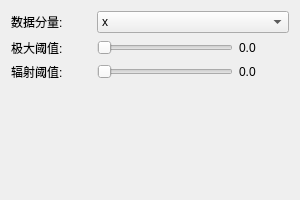
The window that src/ui/SceneViewerSettings.ui (Cowenzuo/SensorViz3D) describes before a commit, drawn with Qt 5.
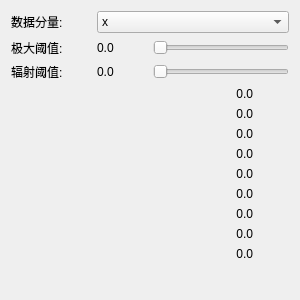
The same window after the commit. Icons and pictures are not drawn.

Patch:
```diff
--- a/src/ui/SceneViewerSettings.ui
+++ b/src/ui/SceneViewerSettings.ui
@@ -7,26 +7,29 @@
     <x>0</x>
     <y>0</y>
     <width>300</width>
-    <height>200</height>
+    <height>300</height>
    </rect>
   </property>
   <property name="minimumSize">
    <size>
     <width>300</width>
-    <height>200</height>
+    <height>300</height>
    </size>
   </property>
   <property name="maximumSize">
    <size>
     <width>300</width>
-    <height>200</height>
+    <height>300</height>
    </size>
   </property>
   <property name="windowTitle">
    <string>SceneViewerSettings</string>
   </property>
   <property name="styleSheet">
-   <string notr="true"/>
+   <string notr="true">#widget{
+background:transparent;
+border-image:url(:/image/colormap.png);
+}</string>
   </property>
   <layout class="QVBoxLayout" name="verticalLayout">
    <item>
@@ -95,13 +98,6 @@
        </property>
       </widget>
      </item>
-     <item>
-      <widget class="QSlider" name="hSliderMaxThreshold">
-       <property name="orientation">
-        <enum>Qt::Horizontal</enum>
-       </property>
-      </widget>
-     </item>
      <item>
       <widget class="QLabel" name="labelMaxThreshold">
        <property name="minimumSize">
@@ -115,6 +111,13 @@
        </property>
       </widget>
      </item>
+     <item>
+      <widget class="QSlider" name="hSliderMaxThreshold">
+       <property name="orientation">
+        <enum>Qt::Horizontal</enum>
+       </property>
+      </widget>
+     </item>
     </layout>
    </item>
    <item>
@@ -138,13 +141,6 @@
        </property>
       </widget>
      </item>
-     <item>
-      <widget class="QSlider" name="hSliderRadiationThreshold">
-       <property name="orientation">
-        <enum>Qt::Horizontal</enum>
-       </property>
-      </widget>
-     </item>
      <item>
       <widget class="QLabel" name="labelRadiationThreshold">
        <property name="minimumSize">
@@ -158,6 +154,130 @@
        </property>
       </widget>
      </item>
+     <item>
+      <widget class="QSlider" name="hSliderRadiationThreshold">
+       <property name="orientation">
+        <enum>Qt::Horizontal</enum>
+       </property>
+      </widget>
+     </item>
+    </layout>
+   </item>
+   <item>
+    <layout class="QHBoxLayout" name="horizontalLayout">
+     <property name="rightMargin">
+      <number>0</number>
+     </property>
+     <item>
+      <layout class="QVBoxLayout" name="verticalLayout_2">
+       <item>
+        <widget class="QLabel" name="label1">
+         <property name="text">
+          <string>0.0</string>
+         </property>
+         <property name="alignment">
+          <set>Qt::AlignRight|Qt::AlignTrailing|Qt::AlignVCenter</set>
+         </property>
+        </widget>
+       </item>
+       <item>
+        <widget class="QLabel" name="label2">
+         <property name="text">
+          <string>0.0</string>
+         </property>
+         <property name="alignment">
+          <set>Qt::AlignRight|Qt::AlignTrailing|Qt::AlignVCenter</set>
+         </property>
+        </widget>
+       </item>
+       <item>
+        <widget class="QLabel" name="label3">
+         <property name="text">
+          <string>0.0</string>
+         </property>
+         <property name="alignment">
+          <set>Qt::AlignRight|Qt::AlignTrailing|Qt::AlignVCenter</set>
+         </property>
+        </widget>
+       </item>
+       <item>
+        <widget class="QLabel" name="label4">
+         <property name="text">
+          <string>0.0</string>
+         </property>
+         <property name="alignment">
+          <set>Qt::AlignRight|Qt::AlignTrailing|Qt::AlignVCenter</set>
+         </property>
+        </widget>
+       </item>
+       <item>
+        <widget class="QLabel" name="label5">
+         <property name="text">
+          <string>0.0</string>
+         </property>
+         <property name="alignment">
+          <set>Qt::AlignRight|Qt::AlignTrailing|Qt::AlignVCenter</set>
+         </property>
+        </widget>
+       </item>
+       <item>
+        <widget class="QLabel" name="label6">
+         <property name="text">
+          <string>0.0</string>
+         </property>
+         <property name="alignment">
+          <set>Qt::AlignRight|Qt::AlignTrailing|Qt::AlignVCenter</set>
+         </property>
+        </widget>
+       </item>
+       <item>
+        <widget class="QLabel" name="label7">
+         <property name="text">
+          <string>0.0</string>
+         </property>
+         <property name="alignment">
+          <set>Qt::AlignRight|Qt::AlignTrailing|Qt::AlignVCenter</set>
+         </property>
+        </widget>
+       </item>
+       <item>
+        <widget class="QLabel" name="label8">
+         <property name="text">
+          <string>0.0</string>
+         </property>
+         <property name="alignment">
+          <set>Qt::AlignRight|Qt::AlignTrailing|Qt::AlignVCenter</set>
+         </property>
+        </widget>
+       </item>
+       <item>
+        <widget class="QLabel" name="label9">
+         <property name="text">
+          <string>0.0</string>
+         </property>
+         <property name="alignment">
+          <set>Qt::AlignRight|Qt::AlignTrailing|Qt::AlignVCenter</set>
+         </property>
+        </widget>
+       </item>
+      </layout>
+     </item>
+     <item>
+      <widget class="QWidget" name="widget" native="true">
+       <property name="minimumSize">
+        <size>
+         <width>30</width>
+         <height>0</height>
+        </size>
+       </property>
+       <property name="maximumSize">
+        <size>
+         <width>30</width>
+         <height>16777215</height>
+        </size>
+       </property>
+      </widget>
+     </item>
     </layout>
    </item>
    <item>
```
Left out of the diff: 4 changed lines with no effect on the pictures.
